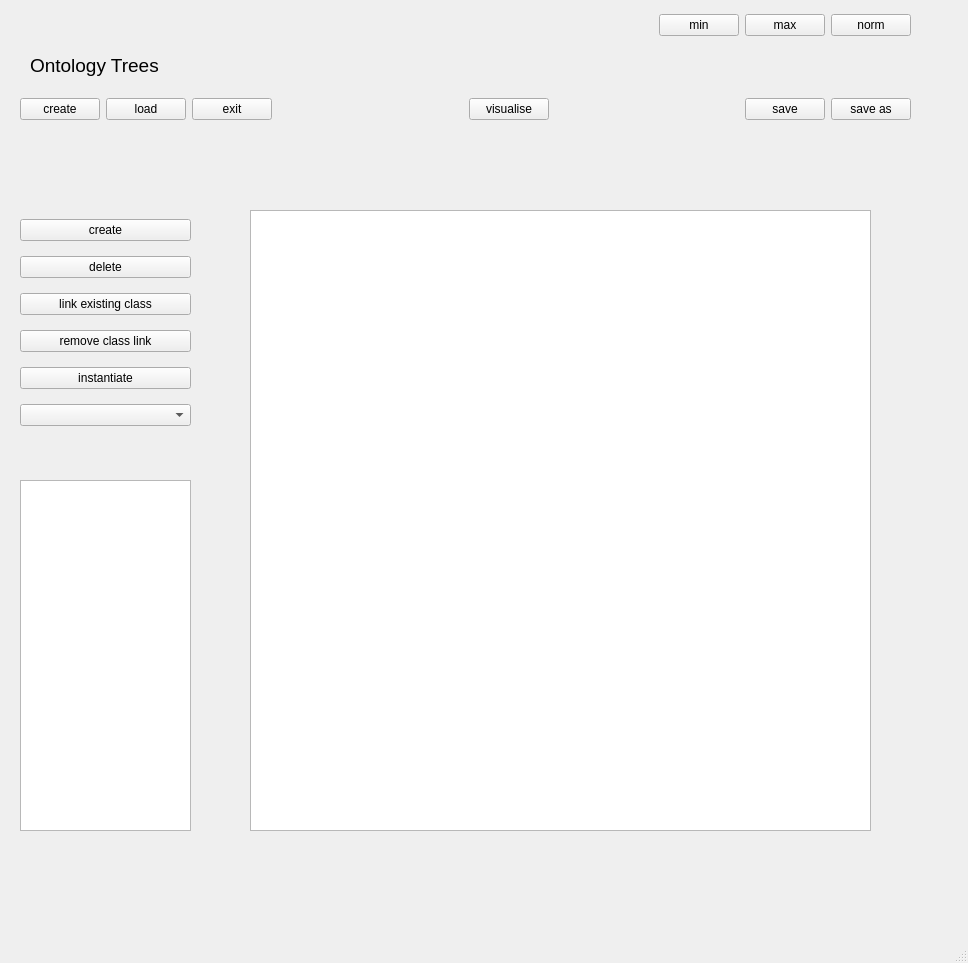
Qt form src/TreeSchemata_gui.ui (heinz-preisig/PeriConto_generic) before a commit.
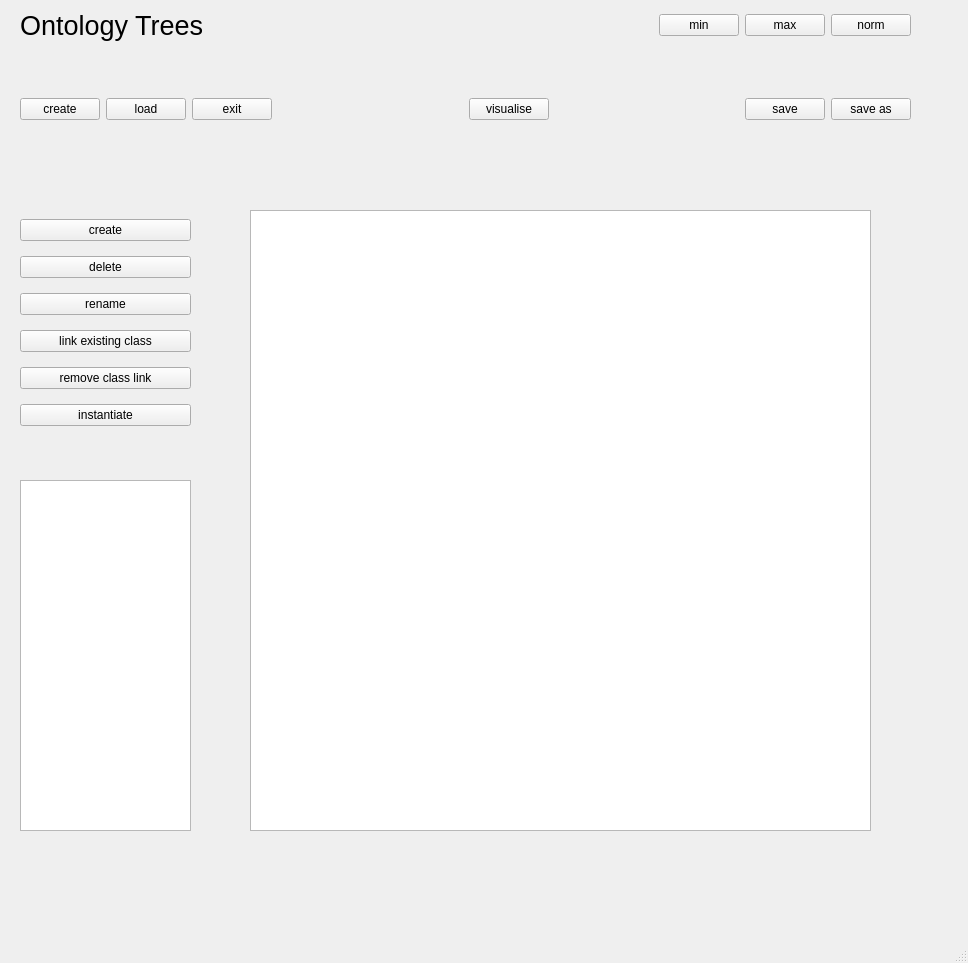
The same form after that commit.

Commit message: new structure  * splitting task into brick shemata and tree schemata

```diff
--- a/src/TreeSchemata_gui.ui
+++ b/src/TreeSchemata_gui.ui
@@ -149,15 +149,15 @@
    <widget class="QLabel" name="label">
     <property name="geometry">
      <rect>
-      <x>30</x>
-      <y>50</y>
-      <width>151</width>
+      <x>20</x>
+      <y>10</y>
+      <width>201</width>
       <height>31</height>
      </rect>
     </property>
     <property name="font">
      <font>
-      <pointsize>14</pointsize>
+      <pointsize>20</pointsize>
      </font>
     </property>
     <property name="text">
@@ -220,6 +220,13 @@
        </property>
       </widget>
      </item>
+     <item>
+      <widget class="QPushButton" name="pushTreeRename">
+       <property name="text">
+        <string>rename</string>
+       </property>
+      </widget>
+     </item>
      <item>
       <widget class="QPushButton" name="pushTreeLinkExistingClass">
        <property name="text">
@@ -241,9 +248,6 @@
        </property>
       </widget>
      </item>
-     <item>
-      <widget class="QComboBox" name="comboBoxTreeSelectBrick"/>
-     </item>
     </layout>
    </widget>
   </widget>
```
The commit also changes 15 other files.
